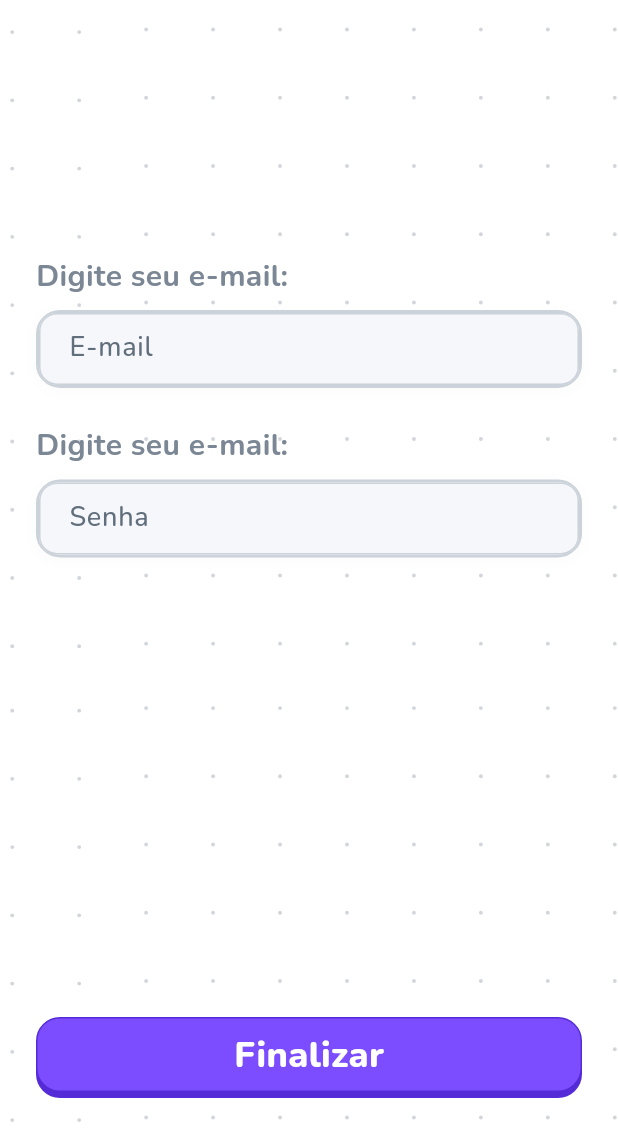
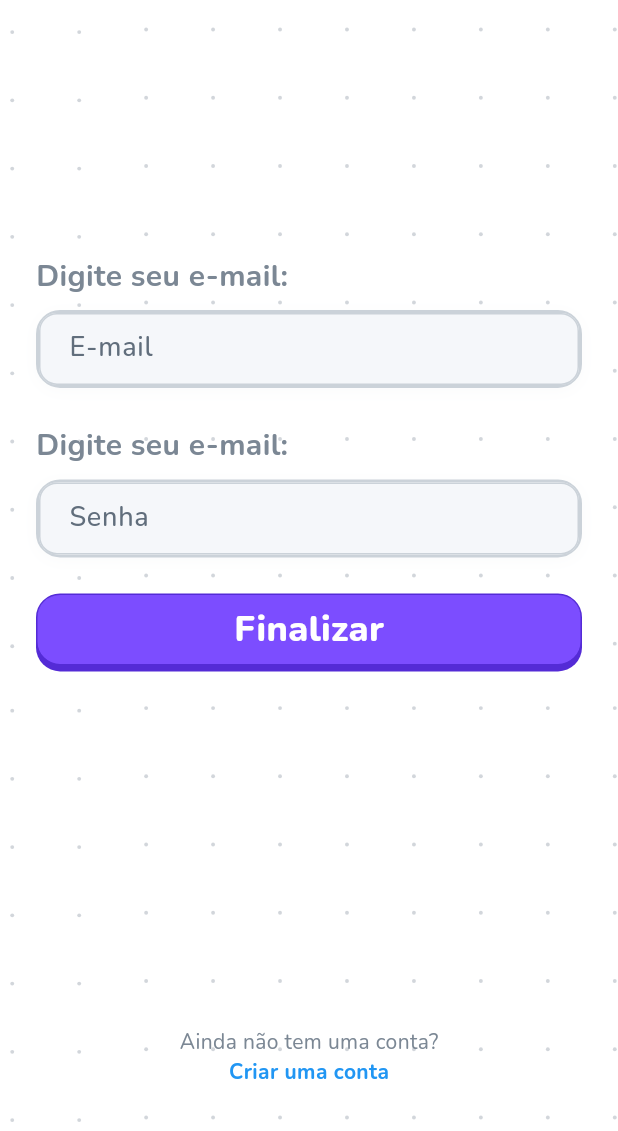
Before and after one commit to BellasDias/educa-easy-app, a Flutter app: the EmailSignupPage screen opened by its route, on a phone screen of 412 x 824 dp, the part 105-1236 px from its top. Run offline on Flutter 3.47's test engine with Material 3 defaults, Android fonts, the phone set to English and light mode, and no system bars; our stand-ins replace cloud_firestore, firebase_auth, firebase_core, flutter_svg, go_router, google_fonts and 3 more; accounts and stored records are empty.

Commit message:
feature/fix: Fix the e-mail login screen design

```diff
--- a/lib/features/onboarding/presentation/pages/email_signup_page.dart
+++ b/lib/features/onboarding/presentation/pages/email_signup_page.dart
@@ -93,10 +93,25 @@ class _EmailSignupPageState extends State<EmailSignupPage> {
   Widget build(BuildContext context) {
     return OnboardingShell(
       showBackButton: true, // Adiciona o botão de voltar no topo
-      footer: EducaeasyButton(
-        text: _isLoading ? 'Criando...' : 'Finalizar',
-        variant: ButtonVariant.primary,
-        onPressed: _isLoading ? () {} : _handleSignup,
+      footer: Column(
+        mainAxisAlignment: MainAxisAlignment.center,
+        children: [
+          Text(
+            "Ainda não tem uma conta?",
+            style: AppTypography.body(color: AppColors.gray40),
+          ),
+          GestureDetector(
+            onTap: () {
+              context.push('/signup');
+            },
+            child: Text(
+              "Criar uma conta",
+              style: AppTypography.body(color: Colors.blue).copyWith(
+              fontWeight: FontWeight.bold,
+            ),
+            ),
+          ),
+        ],
       ),
       child: Padding(
         padding: EdgeInsets.only(
@@ -150,6 +165,14 @@ class _EmailSignupPageState extends State<EmailSignupPage> {
                 ),
               ],
             ),
+            SizedBox(
+              width: double.infinity,
+              child: EducaeasyButton(
+              text: _isLoading ? 'Criando...' : 'Finalizar',
+              variant: ButtonVariant.primary,
+              onPressed: _isLoading ? () {} : _handleSignup,
+              ),
+            ),
           ],
         ),
       ),
```
